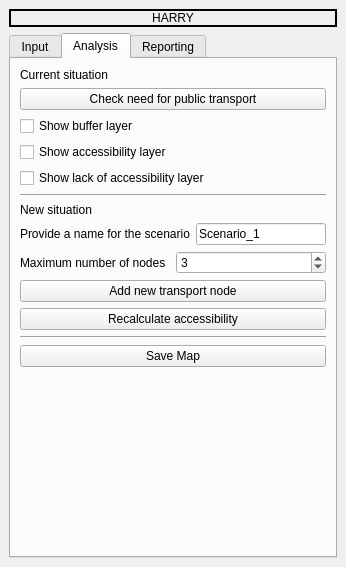
Matthie456/Bon_DenDuijn, file SpatialDecision/spatial_decision_dockwidget_base.ui: the form before one commit.
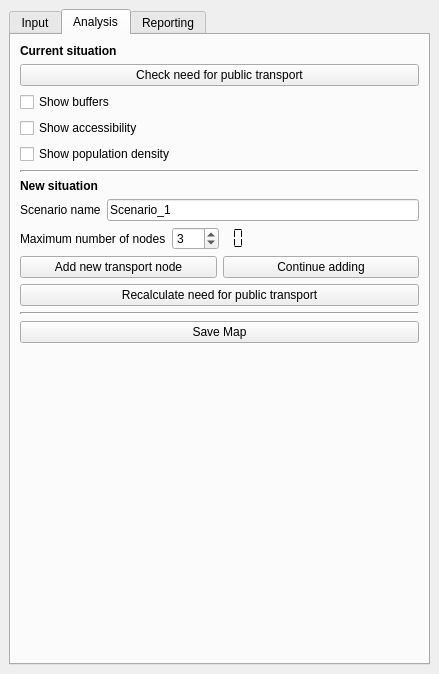
The form after the commit. The open tabs and pages were chosen to show the change.

```diff
--- a/SpatialDecision/spatial_decision_dockwidget_base.ui
+++ b/SpatialDecision/spatial_decision_dockwidget_base.ui
@@ -6,8 +6,8 @@
    <rect>
     <x>0</x>
     <y>0</y>
-    <width>346</width>
-    <height>567</height>
+    <width>439</width>
+    <height>674</height>
    </rect>
   </property>
   <property name="windowTitle">
@@ -15,37 +15,6 @@
   </property>
   <widget class="QWidget" name="dockWidgetContents">
    <layout class="QVBoxLayout" name="verticalLayout_4">
-    <item>
-     <widget class="QLabel" name="label_4">
-      <property name="minimumSize">
-       <size>
-        <width>0</width>
-        <height>0</height>
-       </size>
-      </property>
-      <property name="frameShape">
-       <enum>QFrame::WinPanel</enum>
-      </property>
-      <property name="lineWidth">
-       <number>1</number>
-      </property>
-      <property name="text">
-       <string>HARRY</string>
-      </property>
-      <property name="textFormat">
-       <enum>Qt::AutoText</enum>
-      </property>
-      <property name="scaledContents">
-       <bool>false</bool>
-      </property>
-      <property name="alignment">
-       <set>Qt::AlignCenter</set>
-      </property>
-      <property name="wordWrap">
-       <bool>false</bool>
-      </property>
-     </widget>
-    </item>
     <item>
      <widget class="QTabWidget" name="sampleWidgets">
       <property name="currentIndex">
@@ -163,102 +132,81 @@
        <attribute name="title">
         <string>Analysis</string>
        </attribute>
-       <layout class="QGridLayout" name="gridLayout">
-        <item row="7" column="0">
-         <layout class="QHBoxLayout" name="horizontalLayout_3">
-          <item>
-           <widget class="QLabel" name="label">
-            <property name="text">
-             <string>Provide a name for the scenario</string>
-            </property>
-           </widget>
-          </item>
-          <item>
-           <widget class="QLineEdit" name="newLayerNameEdit">
-            <property name="text">
-             <string>Scenario_1</string>
-            </property>
-           </widget>
-          </item>
-         </layout>
-        </item>
-        <item row="10" column="0">
-         <widget class="QPushButton" name="recalculateButton">
-          <property name="text">
-           <string>Recalculate accessibility</string>
+       <layout class="QVBoxLayout" name="verticalLayout_3">
+        <item>
+         <widget class="QLabel" name="label_2">
+          <property name="lineWidth">
+           <number>0</number>
           </property>
-         </widget>
-        </item>
-        <item row="9" column="0">
-         <widget class="QPushButton" name="addNodeButton">
           <property name="text">
-           <string>Add new transport node</string>
+           <string>&lt;html&gt;&lt;head/&gt;&lt;body&gt;&lt;p&gt;&lt;span style=&quot; font-weight:600;&quot;&gt;Current situation&lt;/span&gt;&lt;/p&gt;&lt;/body&gt;&lt;/html&gt;</string>
           </property>
          </widget>
         </item>
-        <item row="4" column="0">
-         <widget class="QCheckBox" name="toggleLoAccessibilityCheckBox">
-          <property name="text">
-           <string>Show lack of accessibility layer</string>
-          </property>
-         </widget>
-        </item>
-        <item row="2" column="0">
-         <widget class="QCheckBox" name="toggleBufferCheckBox">
-          <property name="text">
-           <string>Show buffer layer</string>
-          </property>
-         </widget>
-        </item>
-        <item row="1" column="0">
+        <item>
          <widget class="QPushButton" name="checkAccessibilityButton">
           <property name="text">
            <string>Check need for public transport</string>
           </property>
          </widget>
         </item>
-        <item row="16" column="0">
-         <widget class="QPushButton" name="saveMapButton">
+        <item>
+         <widget class="QCheckBox" name="toggleBufferCheckBox">
           <property name="text">
-           <string>Save Map</string>
+           <string>Show buffers</string>
           </property>
          </widget>
         </item>
-        <item row="5" column="0">
+        <item>
+         <widget class="QCheckBox" name="toggleAccessibiltyCheckBox">
+          <property name="text">
+           <string>Show accessibility</string>
+          </property>
+         </widget>
+        </item>
+        <item>
+         <widget class="QCheckBox" name="toggleLoAccessibilityCheckBox">
+          <property name="text">
+           <string>Show population density</string>
+          </property>
+         </widget>
+        </item>
+        <item>
          <widget class="Line" name="line_2">
+          <property name="lineWidth">
+           <number>2</number>
+          </property>
           <property name="orientation">
            <enum>Qt::Horizontal</enum>
           </property>
          </widget>
         </item>
-        <item row="17" column="0">
-         <spacer name="verticalSpacer_2">
-          <property name="orientation">
-           <enum>Qt::Vertical</enum>
-          </property>
-          <property name="sizeHint" stdset="0">
-           <size>
-            <width>20</width>
-            <height>40</height>
-           </size>
-          </property>
-         </spacer>
-        </item>
-        <item row="0" column="0">
-         <widget class="QLabel" name="label_2">
-          <property name="text">
-           <string>Current situation</string>
-          </property>
-         </widget>
-        </item>
-        <item row="6" column="0">
+        <item>
          <widget class="QLabel" name="label_3">
           <property name="text">
-           <string>New situation</string>
+           <string>&lt;html&gt;&lt;head/&gt;&lt;body&gt;&lt;p&gt;&lt;span style=&quot; font-weight:600;&quot;&gt;New situation&lt;/span&gt;&lt;/p&gt;&lt;/body&gt;&lt;/html&gt;</string>
           </property>
          </widget>
         </item>
-        <item row="8" column="0">
+        <item>
+         <layout class="QHBoxLayout" name="horizontalLayout_3">
+          <item>
+           <widget class="QLabel" name="label">
+            <property name="text">
+             <string>Scenario name</string>
+            </property>
+           </widget>
+          </item>
+          <item>
+           <widget class="QLineEdit" name="newLayerNameEdit">
+            <property name="text">
+             <string>Scenario_1</string>
+            </property>
+           </widget>
+          </item>
+         </layout>
+        </item>
+        <item>
          <layout class="QHBoxLayout" name="horizontalLayout_2">
           <item>
            <widget class="QLabel" name="maxNewNodesLabel">
@@ -287,27 +235,103 @@
             <property name="value">
              <number>3</number>
             </property>
-            <property name="showGroupSeparator" stdset="0">
-             <bool>false</bool>
+           </widget>
+          </item>
+          <item>
+           <widget class="QLCDNumber" name="remainingNodesLCD">
+            <property name="toolTip">
+             <string>Remaing nodes</string>
             </property>
+            <property name="frameShape">
+             <enum>QFrame::NoFrame</enum>
+            </property>
+            <property name="frameShadow">
+             <enum>QFrame::Plain</enum>
+            </property>
+            <property name="lineWidth">
+             <number>1</number>
+            </property>
+            <property name="midLineWidth">
+             <number>0</number>
+            </property>
+            <property name="digitCount">
+             <number>1</number>
+            </property>
+            <property name="segmentStyle">
+             <enum>QLCDNumber::Flat</enum>
+            </property>
            </widget>
           </item>
+          <item>
+           <spacer name="horizontalSpacer">
+            <property name="orientation">
+             <enum>Qt::Horizontal</enum>
+            </property>
+            <property name="sizeHint" stdset="0">
+             <size>
+              <width>40</width>
+              <height>20</height>
+             </size>
+            </property>
+           </spacer>
+          </item>
          </layout>
         </item>
-        <item row="3" column="0">
-         <widget class="QCheckBox" name="toggleAccessibiltyCheckBox">
+        <item>
+         <layout class="QHBoxLayout" name="horizontalLayout">
+          <item>
+           <widget class="QPushButton" name="addNodeButton">
+            <property name="text">
+             <string>Add new transport node</string>
+            </property>
+           </widget>
+          </item>
+          <item>
+           <widget class="QPushButton" name="continueAddingNodesButton">
+            <property name="text">
+             <string>Continue adding</string>
+            </property>
+           </widget>
+          </item>
+         </layout>
+        </item>
+        <item>
+         <widget class="QPushButton" name="recalculateButton">
           <property name="text">
-           <string>Show accessibility layer</string>
+           <string>Recalculate need for public transport</string>
           </property>
          </widget>
         </item>
-        <item row="11" column="0">
+        <item>
          <widget class="Line" name="line">
+          <property name="lineWidth">
+           <number>2</number>
+          </property>
           <property name="orientation">
            <enum>Qt::Horizontal</enum>
           </property>
          </widget>
         </item>
+        <item>
+         <widget class="QPushButton" name="saveMapButton">
+          <property name="text">
+           <string>Save Map</string>
+          </property>
+         </widget>
+        </item>
+        <item>
+         <spacer name="verticalSpacer_2">
+          <property name="orientation">
+           <enum>Qt::Vertical</enum>
+          </property>
+          <property name="sizeHint" stdset="0">
+           <size>
+            <width>20</width>
+            <height>40</height>
+           </size>
+          </property>
+         </spacer>
+        </item>
        </layout>
       </widget>
       <widget class="QWidget" name="ReportingTab">
```
Left out of the diff: 26 changed lines with no effect on the pictures.
